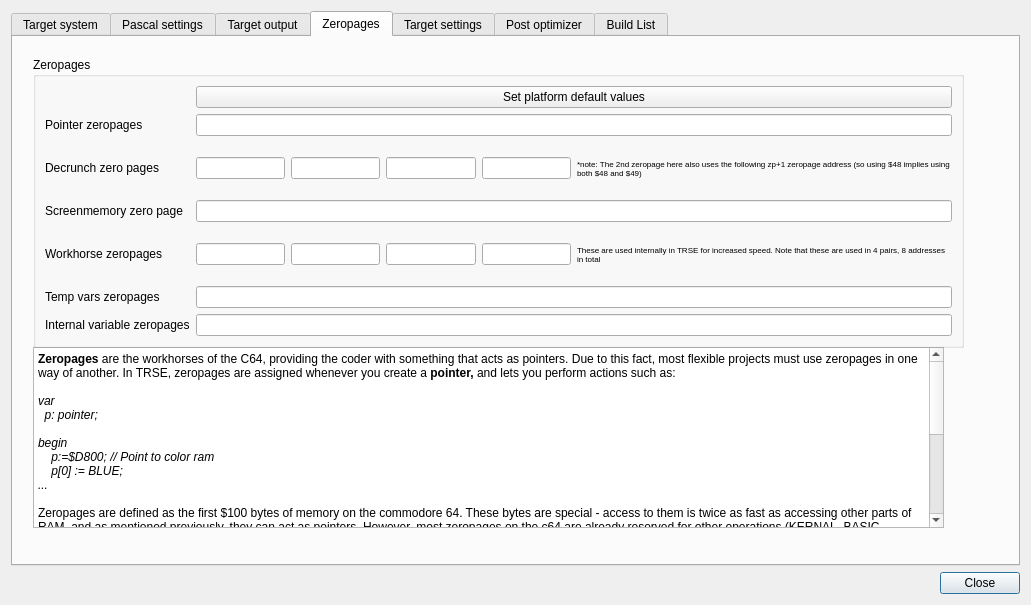
leuat/TRSE, file source/dialogprojectsettings.ui: the form before one commit.
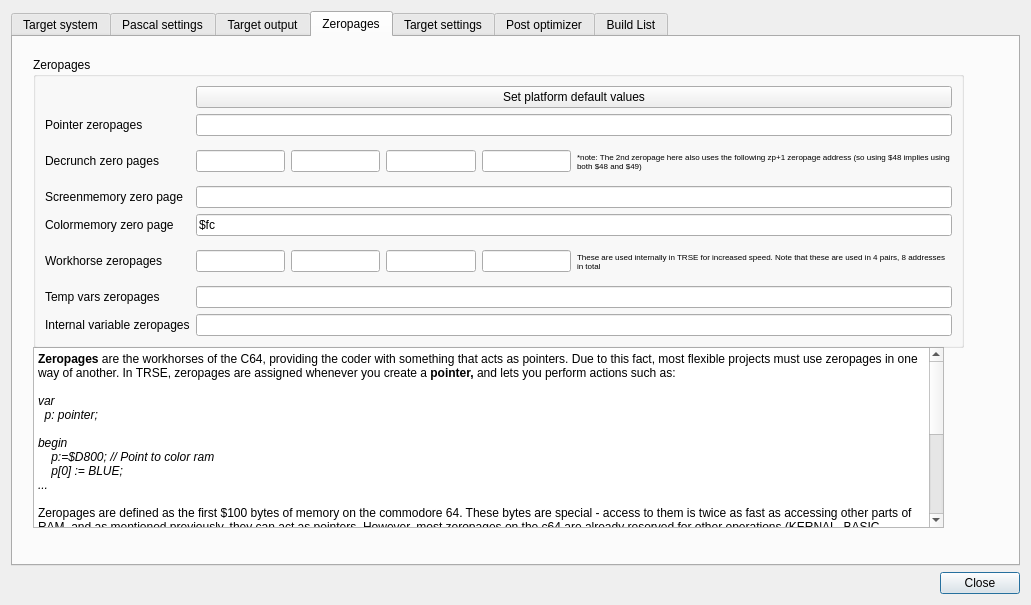
The form after the commit. The open tabs and pages were chosen to show the change.

Commit message: Added ColorMemory pointer, UI and INI support and Vic20 helper

What changed in the file:
```diff
--- a/source/dialogprojectsettings.ui
+++ b/source/dialogprojectsettings.ui
@@ -564,7 +564,7 @@
              <string>&lt;!DOCTYPE HTML PUBLIC &quot;-//W3C//DTD HTML 4.0//EN&quot; &quot;http://www.w3.org/TR/REC-html40/strict.dtd&quot;&gt;
 &lt;html&gt;&lt;head&gt;&lt;meta name=&quot;qrichtext&quot; content=&quot;1&quot; /&gt;&lt;style type=&quot;text/css&quot;&gt;
 p, li { white-space: pre-wrap; }
-&lt;/style&gt;&lt;/head&gt;&lt;body style=&quot; font-family:'Ubuntu'; font-size:10pt; font-weight:400; font-style:normal;&quot;&gt;
+&lt;/style&gt;&lt;/head&gt;&lt;body style=&quot; font-family:'MS Shell Dlg 2'; font-size:7.875pt; font-weight:400; font-style:normal;&quot;&gt;
 &lt;p style=&quot; margin-top:0px; margin-bottom:0px; margin-left:0px; margin-right:0px; -qt-block-indent:0; text-indent:0px;&quot;&gt;&lt;span style=&quot; font-family:'Noto Sans'; font-size:9pt;&quot;&gt;Variables declared witihn a procedure will be regarded as &amp;quot;local&amp;quot;, and will internally be named &amp;quot;procedurename_variablename&amp;quot;.&lt;/span&gt;&lt;/p&gt;&lt;/body&gt;&lt;/html&gt;</string>
             </property>
            </widget>
@@ -721,7 +721,7 @@
           <string>&lt;!DOCTYPE HTML PUBLIC &quot;-//W3C//DTD HTML 4.0//EN&quot; &quot;http://www.w3.org/TR/REC-html40/strict.dtd&quot;&gt;
 &lt;html&gt;&lt;head&gt;&lt;meta name=&quot;qrichtext&quot; content=&quot;1&quot; /&gt;&lt;style type=&quot;text/css&quot;&gt;
 p, li { white-space: pre-wrap; }
-&lt;/style&gt;&lt;/head&gt;&lt;body style=&quot; font-family:'Ubuntu'; font-size:10pt; font-weight:400; font-style:normal;&quot;&gt;
+&lt;/style&gt;&lt;/head&gt;&lt;body style=&quot; font-family:'MS Shell Dlg 2'; font-size:7.875pt; font-weight:400; font-style:normal;&quot;&gt;
 &lt;p style=&quot; margin-top:0px; margin-bottom:0px; margin-left:0px; margin-right:0px; -qt-block-indent:0; text-indent:0px;&quot;&gt;&lt;span style=&quot; font-family:'Noto Sans'; font-size:9pt; font-weight:600;&quot;&gt;Zeropages&lt;/span&gt;&lt;span style=&quot; font-family:'Noto Sans'; font-size:9pt;&quot;&gt; are the workhorses of the C64, providing the coder with something that acts as pointers. Due to this fact, most flexible projects must use zeropages in one way of another. In TRSE, zeropages are assigned whenever you create a &lt;/span&gt;&lt;span style=&quot; font-family:'Noto Sans'; font-size:9pt; font-weight:600;&quot;&gt;pointer, &lt;/span&gt;&lt;span style=&quot; font-family:'Noto Sans'; font-size:9pt;&quot;&gt;and lets you perform actions such as:&lt;/span&gt;&lt;/p&gt;
 &lt;p style=&quot;-qt-paragraph-type:empty; margin-top:0px; margin-bottom:0px; margin-left:0px; margin-right:0px; -qt-block-indent:0; text-indent:0px; font-family:'Noto Sans'; font-size:9pt;&quot;&gt;&lt;br /&gt;&lt;/p&gt;
 &lt;p style=&quot; margin-top:0px; margin-bottom:0px; margin-left:0px; margin-right:0px; -qt-block-indent:0; text-indent:0px;&quot;&gt;&lt;span style=&quot; font-family:'Noto Sans'; font-size:9pt; font-style:italic;&quot;&gt;var &lt;/span&gt;&lt;/p&gt;
@@ -758,43 +758,17 @@
          <layout class="QGridLayout" name="gridLayout_9">
           <item row="0" column="0">
            <layout class="QGridLayout" name="gridLayout_3">
-            <item row="4" column="1">
-             <widget class="QLineEdit" name="leZeropageScreenMemory"/>
-            </item>
-            <item row="6" column="1">
-             <widget class="QLineEdit" name="leTempZP"/>
-            </item>
-            <item row="2" column="0">
-             <widget class="QLabel" name="label_7">
+            <item row="10" column="0">
+             <widget class="QLabel" name="label_14">
               <property name="toolTip">
-               <string>These are the zeropages that will be used when declaring &quot;pointers&quot;</string>
+               <string>Zeropages used in internal methods such as division, multiplication, sqrt etc</string>
               </property>
               <property name="text">
-               <string>Pointer zeropages</string>
+               <string>Workhorse zeropages</string>
               </property>
              </widget>
             </item>
-            <item row="6" column="0">
-             <widget class="QLabel" name="label_16">
-              <property name="toolTip">
-               <string>Temporary variables are needed in longer expressions. If no temp var zeropages are left, a regular variable is used instead.</string>
-              </property>
-              <property name="text">
-               <string>Temp vars zeropages</string>
-              </property>
-             </widget>
-            </item>
-            <item row="4" column="0">
-             <widget class="QLabel" name="label_12">
-              <property name="toolTip">
-               <string>The built-in &quot;screenmemory&quot; pointer</string>
-              </property>
-              <property name="text">
-               <string>Screenmemory zero page</string>
-              </property>
-             </widget>
-            </item>
-            <item row="7" column="0">
+            <item row="12" column="0">
              <widget class="QLabel" name="label_29">
               <property name="toolTip">
                <string>Temporary variables are needed in longer expressions. If no temp var zeropages are left, a regular variable is used instead.</string>
@@ -804,12 +778,8 @@
               </property>
              </widget>
             </item>
-            <item row="1" column="1">
-             <widget class="QPushButton" name="btnDefaultZP">
-              <property name="text">
-               <string>Set platform default values</string>
-              </property>
-             </widget>
+            <item row="9" column="1">
+             <layout class="QHBoxLayout" name="horizontalLayout_9" stretch=""/>
             </item>
             <item row="3" column="0">
              <widget class="QLabel" name="label_11">
@@ -821,63 +791,13 @@
               </property>
              </widget>
             </item>
-            <item row="5" column="0">
-             <widget class="QLabel" name="label_14">
-              <property name="toolTip">
-               <string>Zeropages used in internal methods such as division, multiplication, sqrt etc</string>
-              </property>
-              <property name="text">
-               <string>Workhorse zeropages</string>
-              </property>
-             </widget>
+            <item row="12" column="3">
+             <widget class="QLineEdit" name="levarZP"/>
             </item>
-            <item row="5" column="1">
-             <layout class="QHBoxLayout" name="horizontalLayout_13" stretch="2,2">
-              <item>
-               <layout class="QHBoxLayout" name="horizontalLayout_14">
-                <item>
-                 <layout class="QVBoxLayout" name="verticalLayout_5" stretch="0">
-                  <item>
-                   <layout class="QHBoxLayout" name="horizontalLayout_15">
-                    <item>
-                     <widget class="QLineEdit" name="leInternalZp1"/>
-                    </item>
-                    <item>
-                     <widget class="QLineEdit" name="leInternalZp2"/>
-                    </item>
-                    <item>
-                     <widget class="QLineEdit" name="leInternalZp3"/>
-                    </item>
-                    <item>
-                     <widget class="QLineEdit" name="leInternalZp4"/>
-                    </item>
-                   </layout>
-                  </item>
-                 </layout>
-                </item>
-               </layout>
-              </item>
-              <item>
-               <widget class="QLabel" name="label_15">
-                <property name="font">
-                 <font>
-                  <pointsize>6</pointsize>
-                 </font>
-                </property>
-                <property name="text">
-                 <string>These are used internally in TRSE for increased speed. Note that these are used in 4 pairs, 8 addresses in total</string>
-                </property>
-                <property name="scaledContents">
-                 <bool>false</bool>
-                </property>
-                <property name="wordWrap">
-                 <bool>true</bool>
-                </property>
-               </widget>
-              </item>
-             </layout>
+            <item row="11" column="3">
+             <widget class="QLineEdit" name="leTempZP"/>
             </item>
-            <item row="3" column="1">
+            <item row="3" column="3">
              <layout class="QHBoxLayout" name="horizontalLayout_6" stretch="2,2">
               <item>
                <layout class="QHBoxLayout" name="horizontalLayout_7">
@@ -923,11 +843,108 @@
               </item>
              </layout>
             </item>
-            <item row="2" column="1">
+            <item row="2" column="3">
              <widget class="QLineEdit" name="leZeropages"/>
             </item>
-            <item row="7" column="1">
-             <widget class="QLineEdit" name="levarZP"/>
+            <item row="8" column="3">
+             <widget class="QLineEdit" name="leZeropageColorMemory">
+              <property name="text">
+               <string>$fc</string>
+              </property>
+             </widget>
+            </item>
+            <item row="1" column="3">
+             <widget class="QPushButton" name="btnDefaultZP">
+              <property name="text">
+               <string>Set platform default values</string>
+              </property>
+             </widget>
+            </item>
+            <item row="10" column="3">
+             <layout class="QHBoxLayout" name="horizontalLayout_13" stretch="2,2">
+              <item>
+               <layout class="QHBoxLayout" name="horizontalLayout_14">
+                <item>
+                 <layout class="QVBoxLayout" name="verticalLayout_5" stretch="0">
+                  <item>
+                   <layout class="QHBoxLayout" name="horizontalLayout_15">
+                    <item>
+                     <widget class="QLineEdit" name="leInternalZp1"/>
+                    </item>
+                    <item>
+                     <widget class="QLineEdit" name="leInternalZp2"/>
+                    </item>
+                    <item>
+                     <widget class="QLineEdit" name="leInternalZp3"/>
+                    </item>
+                    <item>
+                     <widget class="QLineEdit" name="leInternalZp4"/>
+                    </item>
+                   </layout>
+                  </item>
+                 </layout>
+                </item>
+               </layout>
+              </item>
+              <item>
+               <widget class="QLabel" name="label_15">
+                <property name="font">
+                 <font>
+                  <pointsize>6</pointsize>
+                 </font>
+                </property>
+                <property name="text">
+                 <string>These are used internally in TRSE for increased speed. Note that these are used in 4 pairs, 8 addresses in total</string>
+                </property>
+                <property name="scaledContents">
+                 <bool>false</bool>
+                </property>
+                <property name="wordWrap">
+                 <bool>true</bool>
+                </property>
+               </widget>
+              </item>
+             </layout>
+            </item>
+            <item row="2" column="0">
+             <widget class="QLabel" name="label_7">
+              <property name="toolTip">
+               <string>These are the zeropages that will be used when declaring &quot;pointers&quot;</string>
+              </property>
+              <property name="text">
+               <string>Pointer zeropages</string>
+              </property>
+             </widget>
+            </item>
+            <item row="11" column="0">
+             <widget class="QLabel" name="label_16">
+              <property name="toolTip">
+               <string>Temporary variables are needed in longer expressions. If no temp var zeropages are left, a regular variable is used instead.</string>
+              </property>
+              <property name="text">
+               <string>Temp vars zeropages</string>
+              </property>
+             </widget>
+            </item>
+            <item row="7" column="3">
+             <widget class="QLineEdit" name="leZeropageScreenMemory"/>
+            </item>
+            <item row="7" column="0">
+             <widget class="QLabel" name="label_12">
+              <property name="toolTip">
+               <string>The built-in &quot;screenmemory&quot; pointer</string>
+              </property>
+              <property name="text">
+               <string>Screenmemory zero page</string>
+              </property>
+             </widget>
+            </item>
+            <item row="8" column="0">
+             <widget class="QLabel" name="label_32">
+              <property name="text">
+               <string>Colormemory zero page</string>
+              </property>
+             </widget>
             </item>
            </layout>
           </item>
@@ -1060,7 +1077,7 @@
           <string>&lt;!DOCTYPE HTML PUBLIC &quot;-//W3C//DTD HTML 4.0//EN&quot; &quot;http://www.w3.org/TR/REC-html40/strict.dtd&quot;&gt;
 &lt;html&gt;&lt;head&gt;&lt;meta name=&quot;qrichtext&quot; content=&quot;1&quot; /&gt;&lt;style type=&quot;text/css&quot;&gt;
 p, li { white-space: pre-wrap; }
-&lt;/style&gt;&lt;/head&gt;&lt;body style=&quot; font-family:'Ubuntu'; font-size:10pt; font-weight:400; font-style:normal;&quot;&gt;
+&lt;/style&gt;&lt;/head&gt;&lt;body style=&quot; font-family:'MS Shell Dlg 2'; font-size:7.875pt; font-weight:400; font-style:normal;&quot;&gt;
 &lt;p style=&quot; margin-top:0px; margin-bottom:0px; margin-left:0px; margin-right:0px; -qt-block-indent:0; text-indent:0px;&quot;&gt;&lt;span style=&quot; font-family:'Noto Sans'; font-size:9pt; font-weight:600;&quot;&gt;Introduction&lt;/span&gt;&lt;/p&gt;
 &lt;p style=&quot;-qt-paragraph-type:empty; margin-top:0px; margin-bottom:0px; margin-left:0px; margin-right:0px; -qt-block-indent:0; text-indent:0px; font-family:'Noto Sans'; font-size:9pt; font-weight:600;&quot;&gt;&lt;br /&gt;&lt;/p&gt;
 &lt;p style=&quot; margin-top:0px; margin-bottom:0px; margin-left:0px; margin-right:0px; -qt-block-indent:0; text-indent:0px;&quot;&gt;&lt;span style=&quot; font-family:'Noto Sans'; font-size:9pt;&quot;&gt;Without an optimizer, the TRSE compiler would have been awfully bloated. In order to accomodate for every possible binary operation or assignment, even a single operation such as &lt;/span&gt;&lt;span style=&quot; font-family:'Noto Sans'; font-size:9pt; font-style:italic;&quot;&gt;array[i]:=0;&lt;/span&gt;&lt;span style=&quot; font-family:'Noto Sans'; font-size:9pt;&quot;&gt; would produce a horrendous amount of garbage assembly code. But it would still work, albeit slowly. &lt;/span&gt;&lt;/p&gt;
```
The commit also changes 10 other files.
